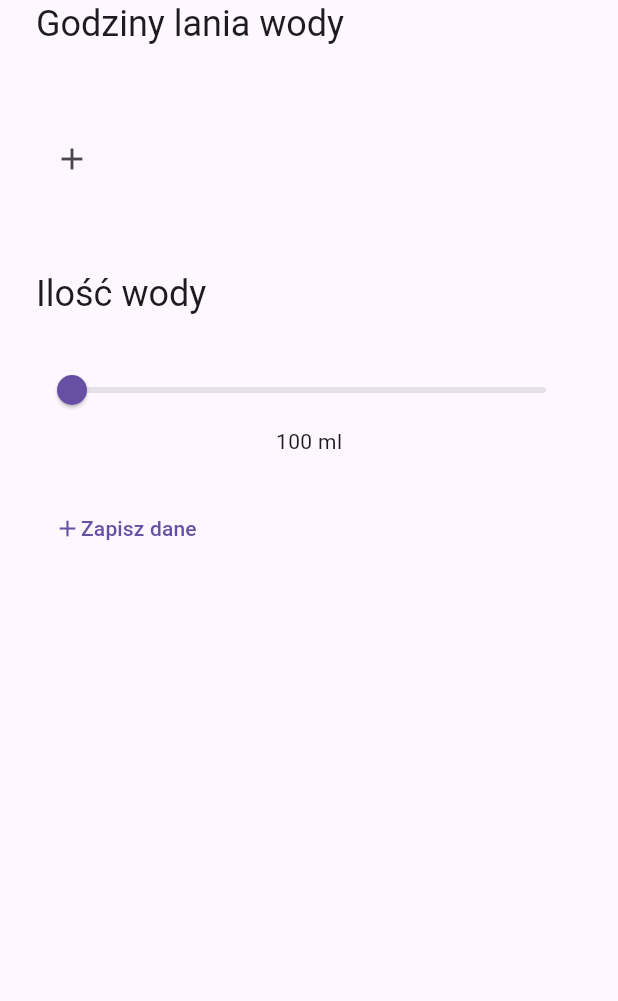
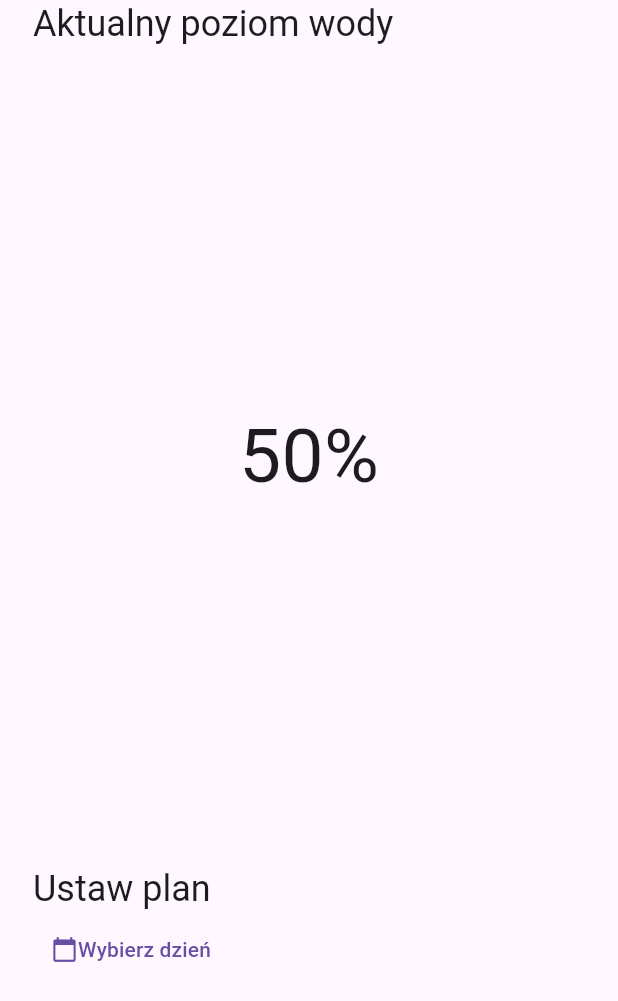
Before and after one commit to wojtekbakun/hydrapet, a Flutter app: the screen it shows after launch, on a phone screen of 412 x 824 dp. Shown: the top 1001 px of the screen. Run offline on Flutter 3.47's test engine with Material 3 defaults, Android fonts, the phone set to English and light mode, and no system bars; our stand-ins replace shared_preferences; missing offline and left inert: mqtt_client.

Commit message:
modifued ui

```diff
--- a/lib/view/screens/home_screen.dart
+++ b/lib/view/screens/home_screen.dart
@@ -1,78 +1,86 @@
 import 'package:flutter/material.dart';
-import 'package:hydrapet/model/schedule_model.dart';
-import 'package:hydrapet/view_model/schedule_view_model.dart';
-import 'package:hydrapet/view/components/ilosc_wody.dart';
-import 'package:hydrapet/view/components/pora_dnia.dart';
-import 'package:hydrapet/view/components/zapisz_dane.dart';
-import 'package:provider/provider.dart';
+import 'package:hydrapet/view/screens/single_day_screen.dart';
 
-class HomeScreen extends StatelessWidget {
+class HomeScreen extends StatefulWidget {
   const HomeScreen({super.key});
+
+  @override
+  State<HomeScreen> createState() => _HomeScreenState();
+}
+
+class _HomeScreenState extends State<HomeScreen> {
+  Future<DateTime?> displayDatePicker(BuildContext context) => showDatePicker(
+      context: context, firstDate: DateTime.now(), lastDate: DateTime(2030));
 
   @override
   Widget build(BuildContext context) {
     //mqtt.main();
-    return MaterialApp(
-      home: Scaffold(
-        body: Consumer<ScheduleViewModel>(
-          builder: (context, viewModel, child) => SafeArea(
-            child: Center(
+    return Scaffold(
+      body: SafeArea(
+        child: SingleChildScrollView(
           child: Padding(
-              padding: const EdgeInsets.symmetric(horizontal: 24.0),
+            padding: const EdgeInsets.symmetric(horizontal: 22.0),
             child: Column(
+              mainAxisAlignment: MainAxisAlignment.start,
               crossAxisAlignment: CrossAxisAlignment.start,
               children: [
-                  // Text(
-                  //   'Dni lania wody',
-                  //   style: Theme.of(context).textTheme.headlineSmall,
-                  // ),
-                  // const Padding(
-                  //   padding: EdgeInsets.symmetric(vertical: 24.0),
-                  //   child: SingleChildScrollView(
-                  //     scrollDirection: Axis.horizontal,
-                  //     child: Row(
-                  //       mainAxisAlignment: MainAxisAlignment.spaceBetween,
-                  //       children: [
-                  //         NazwaDnia(dzien: 'Pn'),
-                  //         NazwaDnia(dzien: 'Wt'),
-                  //         NazwaDnia(dzien: 'Śr'),
-                  //         NazwaDnia(dzien: 'Cz'),
-                  //         NazwaDnia(dzien: 'Pt'),
-                  //         NazwaDnia(dzien: 'So'),
-                  //         NazwaDnia(dzien: 'Nd'),
-                  //       ],
-                  //     ),
-                  //   ),
-                  // ),
+                SizedBox(
+                  height: MediaQuery.of(context).size.height * 0.7,
+                  child: Column(
+                    mainAxisAlignment: MainAxisAlignment.center,
+                    crossAxisAlignment: CrossAxisAlignment.start,
+                    children: [
                       Text(
-                    'Godziny lania wody',
+                        'Aktualny poziom wody',
                         style: Theme.of(context).textTheme.headlineSmall,
                       ),
-                  Padding(
-                    padding: const EdgeInsets.symmetric(vertical: 24.0),
-                    child: PoraDnia(
-                      viewModel: viewModel,
+                      const Expanded(
+                          child: Center(
+                              child: Text(
+                        '50%',
+                        style: TextStyle(
+                          fontSize: 50,
+                        ),
+                      ))),
+                    ],
                   ),
                 ),
+                SizedBox(
+                  height: MediaQuery.of(context).size.height * 0.2,
+                  child: Column(
+                    mainAxisAlignment: MainAxisAlignment.start,
+                    crossAxisAlignment: CrossAxisAlignment.start,
+                    children: [
                       Text(
-                    'Ilość wody',
+                        'Ustaw plan',
                         style: Theme.of(context).textTheme.headlineSmall,
                       ),
-                  Padding(
-                    padding: const EdgeInsets.symmetric(vertical: 24.0),
-                    child: IloscWody(viewModel: viewModel),
+                      TextButton(
+                          onPressed: () async {
+                            final pickedDate = await displayDatePicker(context);
+                            if (pickedDate != null) {
+                              Navigator.push(
+                                context,
+                                MaterialPageRoute(
+                                    builder: (context) => SingleDayScreen(
+                                          pickedDate: pickedDate,
+                                        )),
+                              );
+                            } else {
+                              debugPrint('Nie wybrano daty');
+                            }
+                          },
+                          child: const Row(
+                            children: [
+                              Icon(Icons.calendar_today),
+                              Text('Wybierz dzień'),
+                            ],
+                          ))
+                    ],
                   ),
-                  const Row(
-                    mainAxisSize: MainAxisSize.min,
-                    mainAxisAlignment: MainAxisAlignment.center,
-                    crossAxisAlignment: CrossAxisAlignment.center,
-                    children: [
-                      ZapiszDane(),
-                    ],
                 ),
               ],
             ),
-            )),
           ),
         ),
       ),
--- a/pubspec.yaml
+++ b/pubspec.yaml
@@ -12,6 +12,7 @@ dependencies:
   mqtt_client: ^10.5.1
   provider: ^6.1.2
   shared_preferences: ^2.3.3
+  intl: ^0.18.1
 
 dev_dependencies:
   flutter_test:
```
Also changed, not shown: lib/main.dart (+9 -1 lines), lib/view/components/pora_dnia.dart (+1 -27 lines), lib/view/components/time_for_water_refilling.dart (added, +24 -0 lines), lib/view/screens/single_day_screen.dart (added, +128 -0 lines), pubspec.lock. Lines whose indentation alone changed are shown as unchanged.
